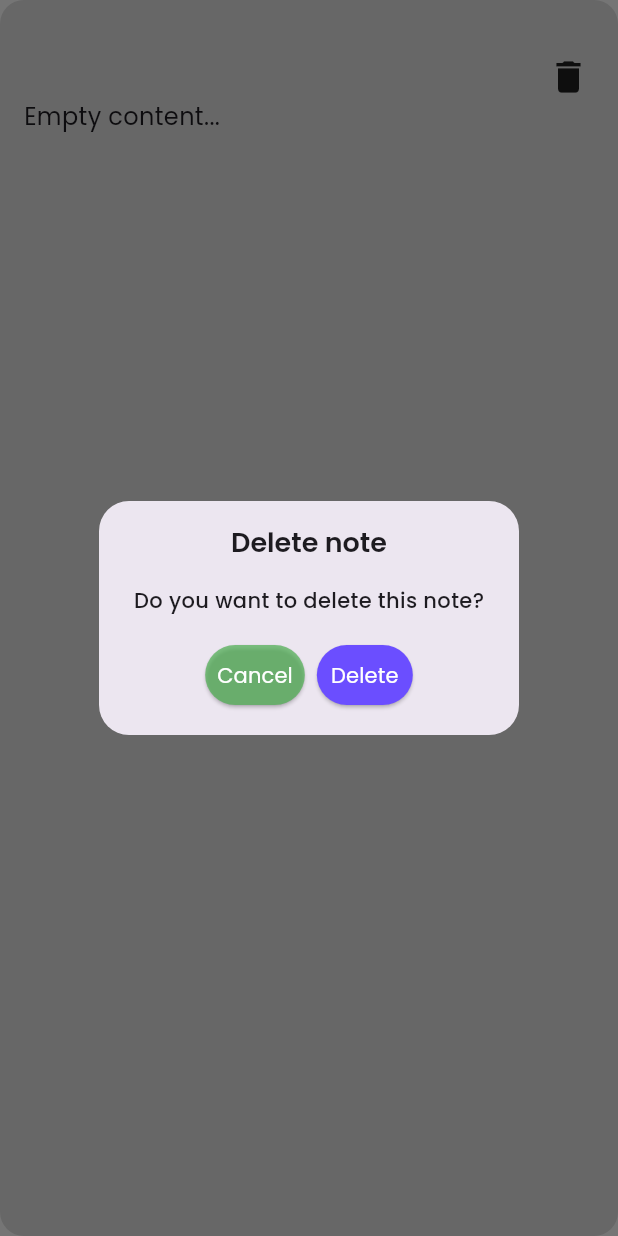
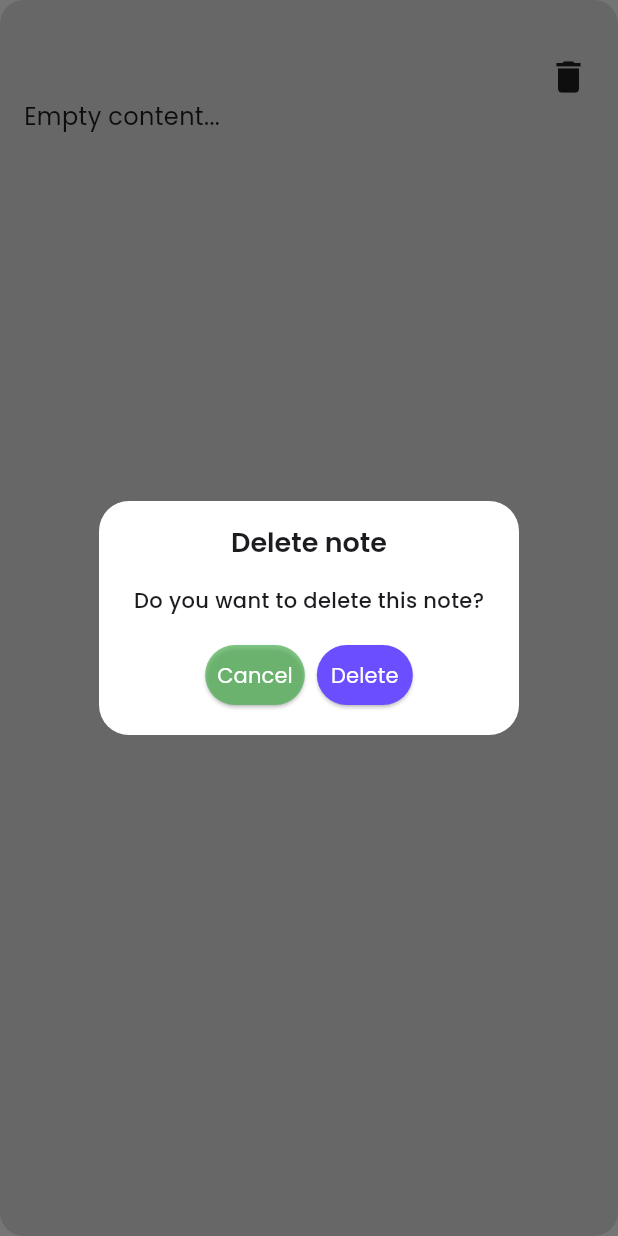
Before and after one commit to AhmedTarek-f/notes-app, a Flutter app: the NoteItem widget shown alone on an empty page, opened directly with empty values, after a tap on the "delete" icon, on a phone screen of 412 x 824 dp. Run offline on Flutter 3.47's test engine with Material 3 defaults, Android fonts, the light colour scheme and no system bars; our stand-ins replace flutter_native_splash, get, get_storage, lottie; accounts and stored records are empty.

Commit message:
modified versions

```diff
--- a/lib/features/create_note/presentation/views/create_note_view.dart
+++ b/lib/features/create_note/presentation/views/create_note_view.dart
@@ -1,7 +1,7 @@
 import 'package:flutter/material.dart';
 import 'package:notes_app/core/theme/constants/app_styles.dart';
 import 'package:notes_app/features/create_note/presentation/views/widgets/create_note_view_body.dart';
-import 'package:notes_app/features/create_note/presentation/views/widgets/floating_create_delete_note.dart';
+import 'package:notes_app/features/create_note/presentation/views/widgets/floating_create_note.dart';
 
 class CreateNoteView extends StatelessWidget {
   const CreateNoteView({super.key});
@@ -9,10 +9,9 @@ class CreateNoteView extends StatelessWidget {
   @override
   Widget build(BuildContext context) {
     return Scaffold(
-      floatingActionButton: const FloatingCreateDeleteNote(),
+      floatingActionButton: const FloatingCreateNote(),
       floatingActionButtonLocation: FloatingActionButtonLocation.centerFloat,
       appBar: AppBar(
-        automaticallyImplyLeading: false,
         surfaceTintColor: Colors.transparent,
         title: Text("Create Note",style: AppStyles.stylesSemiBold24,),
       ),
--- a/lib/features/notes_home/presentation/views/notes_home_view.dart
+++ b/lib/features/notes_home/presentation/views/notes_home_view.dart
@@ -10,7 +10,7 @@ class NotesHomeView extends StatelessWidget {
   Widget build(BuildContext context) {
     return  const Scaffold(
       floatingActionButton: FloatingAddNewNotes(),
-      floatingActionButtonLocation: FloatingActionButtonLocation.centerFloat,
+      floatingActionButtonLocation: FloatingActionButtonLocation.centerDocked,
       appBar: NotesHomeAppBar(),
       body:  NotesHomeViewBody(),
     );
--- a/lib/features/notes_home/presentation/views/widgets/note_item.dart
+++ b/lib/features/notes_home/presentation/views/widgets/note_item.dart
@@ -2,6 +2,7 @@ import 'package:flutter/material.dart';
 import 'package:get/get.dart';
 import 'package:notes_app/core/theme/constants/app_styles.dart';
 import 'package:notes_app/core/theme/constants/colors.dart';
+import 'package:notes_app/features/edit_note/presentation/views/edit_note_view.dart';
 import 'package:notes_app/features/notes_home/model/note_model.dart';
 import 'package:notes_app/features/notes_home/presentation/views_model/notes_home_controller.dart';
 
@@ -13,7 +14,12 @@ class NoteItem extends StatelessWidget {
   Widget build(BuildContext context) {
     final NotesHomeController controller = NotesHomeController.instance;
     bool isDarkMode = Theme.of(context).brightness == Brightness.dark;
-    return Container(
+    return InkWell(
+      borderRadius: BorderRadius.circular(16),
+      onTap: (){
+        Get.to(()=> const EditNoteView(),arguments: note);
+      },
+      child: Container(
         padding: const EdgeInsets.all(16),
         width: MediaQuery.sizeOf(context).width,
         decoration: BoxDecoration(
@@ -39,7 +45,7 @@ class NoteItem extends StatelessWidget {
               right: 0,
               child: InkWell(
                 onTap: () async {
-               await buildDeleteNoteDialog(controller);
+                 await buildDeleteNoteDialog(controller,isDarkMode);
                 },
                 borderRadius: BorderRadius.circular(32),
                 child: const Padding(
@@ -55,11 +61,13 @@ class NoteItem extends StatelessWidget {
             )
           ],
         ),
+      ),
     );
   }
 
-  Future<dynamic> buildDeleteNoteDialog(NotesHomeController controller) {
+  Future<dynamic> buildDeleteNoteDialog(NotesHomeController controller, bool isDarkMode) {
     return Get.defaultDialog(
+      backgroundColor: isDarkMode? Colors.grey[900] : Colors.white,
      titleStyle: AppStyles.stylesSemiBold18,
      titlePadding: const EdgeInsets.only(top: 16),
      title: "Delete note",
--- a/lib/features/notes_home/presentation/views/widgets/notes_home_view_body.dart
+++ b/lib/features/notes_home/presentation/views/widgets/notes_home_view_body.dart
@@ -15,7 +15,7 @@ class NotesHomeViewBody extends StatelessWidget {
         (){
           if(controller.notesList.isNotEmpty){
             return Padding(
-              padding: const EdgeInsets.symmetric(horizontal: 16),
+              padding: EdgeInsets.only(right:16 , left: 16, bottom: MediaQuery.sizeOf(context).height*0.073),
               child: Column(
                 children: [
                   const SizedBox(height: 8,),
```
Also changed, not shown: lib/features/create_note/presentation/views/widgets/floating_create_note.dart (+4 -19 lines). Lines whose indentation alone changed are shown as unchanged.
